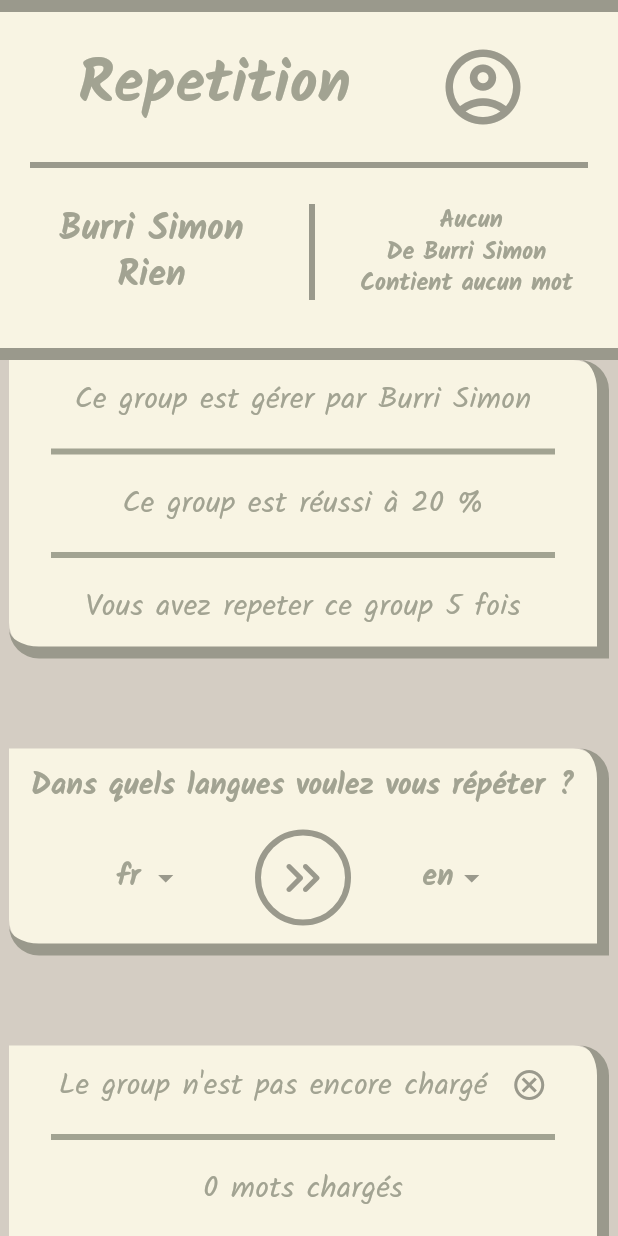
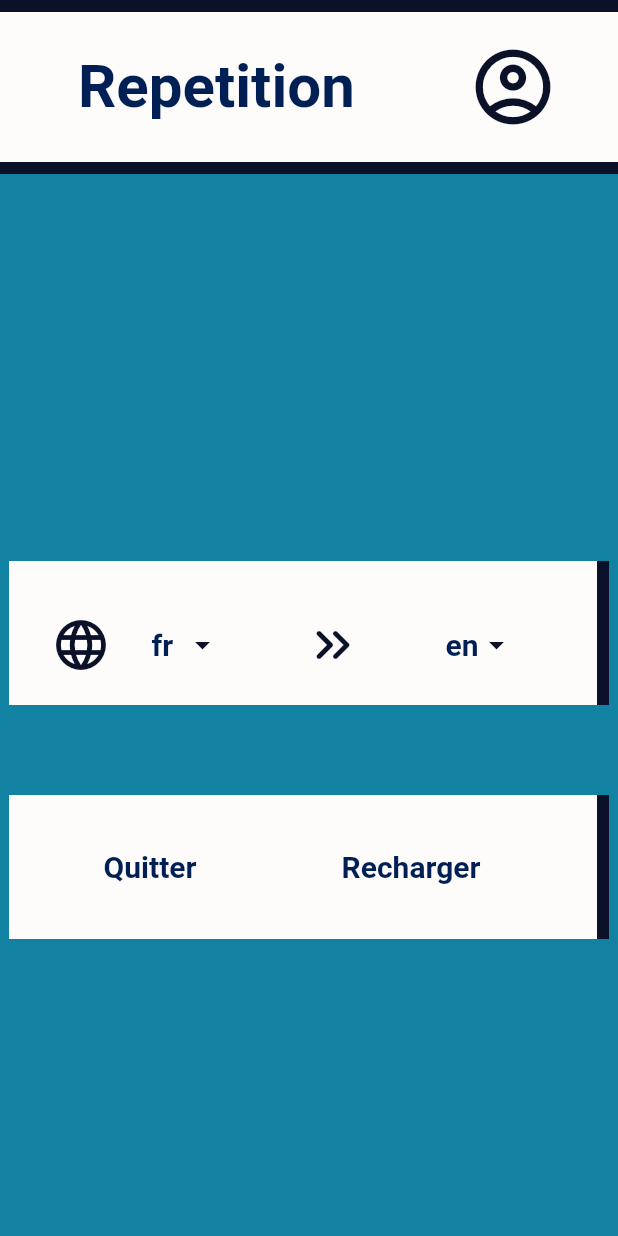
Before and after one commit to RubenLopesDaSilva/voc_app, a Flutter app: the RepetitionScreen screen opened directly with empty values, on a phone screen of 412 x 824 dp. Run offline on Flutter 3.47's test engine with Material 3 defaults, Android fonts, the phone set to English and light mode, and no system bars; our stand-ins replace dio, flutter_card_swiper, flutter_riverpod, flutter_secure_storage, go_router, google_fonts and 2 more; missing offline and left inert: flutter_flip_card, primer_progress_bar; accounts and stored records are empty; network calls fail; Roboto replaces fonts that are missing (Geologica).

Commit message:
Update 15:32 17.12.2025

```diff
--- a/lib/src/common/theme/theme.dart
+++ b/lib/src/common/theme/theme.dart
@@ -7,9 +7,9 @@ import 'package:voc_app/src/common/constants/sizes.dart';
 //   static const Color black = Colors.black;
 //   static const Color primaryColor = Color.fromARGB(255, 238, 155, 0);
 //   static const Color primaryAccent = Color.fromARGB(255, 202, 103, 2);
+//   static const Color middleColor = Color.fromARGB(255, 187, 62, 3);
 //   static const Color secondaryColor = Color.fromARGB(255, 174, 32, 18);
 //   static const Color secondaryAccent = Color.fromARGB(255, 155, 34, 26);
-//   static const Color textColor = Color.fromARGB(255, 187, 62, 3);
 // }
 
 // class AppColors {
@@ -18,21 +18,43 @@ import 'package:voc_app/src/common/constants/sizes.dart';
 //   static const Color black = Colors.black;
 //   static const Color primaryColor = Color.fromARGB(255, 217, 237, 146);
 //   static const Color primaryAccent = Color.fromARGB(255, 181, 228, 140);
+//   static const Color middleColor = Color.fromARGB(255, 153, 217, 140);
 //   static const Color secondaryColor = Color.fromARGB(255, 118, 200, 147);
 //   static const Color secondaryAccent = Color.fromARGB(255, 82, 182, 154);
-//   static const Color textColor = Color.fromARGB(255, 153, 217, 140);
+// }
+
+// class AppColors {
+//   static const Color white = Colors.white;
+//   static const Color grey = Colors.grey;
+//   static const Color black = Colors.black;
+//   static const Color primaryColor = Color.fromARGB(255, 254, 252, 251);
+//   static const Color primaryAccent = Color.fromARGB(255, 18, 130, 162);
+//   static const Color middleColor = Color.fromARGB(255, 3, 64, 120);
+//   static const Color secondaryColor = Color.fromARGB(255, 0, 31, 84);
+//   static const Color secondaryAccent = Color.fromARGB(255, 10, 17, 40);
 // }
 
 class AppColors {
   static const Color white = Colors.white;
   static const Color grey = Colors.grey;
   static const Color black = Colors.black;
-  static const Color primaryColor = Color.fromARGB(255, 248, 244, 227);
-  static const Color primaryAccent = Color.fromARGB(255, 212, 205, 195);
-  static const Color middleColor = Color.fromARGB(255, 213, 208, 205);
-  static const Color secondaryColor = Color.fromARGB(255, 162, 163, 146);
-  static const Color secondaryAccent = Color.fromARGB(255, 154, 153, 140);
+  static const Color primaryColor = Color.fromARGB(255, 254, 252, 251);
+  static const Color primaryAccent = Color.fromARGB(255, 18, 130, 162);
+  static const Color middleColor = Color.fromARGB(255, 3, 64, 120);
+  static const Color secondaryColor = Color.fromARGB(255, 0, 31, 84);
+  static const Color secondaryAccent = Color.fromARGB(255, 10, 17, 40);
 }
+
+// class AppColors {
+//   static const Color white = Colors.white;
+//   static const Color grey = Colors.grey;
+//   static const Color black = Colors.black;
+// static const Color primaryColor = Color.fromARGB(255, 248, 244, 227);
+// static const Color primaryAccent = Color.fromARGB(255, 212, 205, 195);
+// static const Color middleColor = Color.fromARGB(255, 213, 208, 205);
+// static const Color secondaryColor = Color.fromARGB(255, 162, 163, 146);
+// static const Color secondaryAccent = Color.fromARGB(255, 154, 153, 140);
+// }
 
 ThemeData lightTheme = ThemeData(
   brightness: Brightness.light,
--- a/lib/src/common/widgets/info_panel.dart
+++ b/lib/src/common/widgets/info_panel.dart
@@ -3,16 +3,17 @@ import 'package:voc_app/src/common/constants/sizes.dart';
 import 'package:voc_app/src/common/theme/theme.dart';
 
 class InfoPanel extends StatelessWidget {
-  const InfoPanel({this.width, required this.children, super.key});
+  const InfoPanel({this.width, this.height, required this.children, super.key});
 
   final double? width;
+  final double? height;
   final List<Widget> children;
 
   @override
   Widget build(BuildContext context) {
     return Container(
       width: width,
-      height: Sizes.p60,
+      height: height,
       decoration: const BoxDecoration(
         color: AppColors.primaryColor,
         border: Border(
--- a/lib/src/common/widgets/option_panel.dart
+++ b/lib/src/common/widgets/option_panel.dart
@@ -2,10 +2,13 @@ import 'package:flutter/material.dart';
 import 'package:voc_app/src/common/constants/sizes.dart';
 import 'package:voc_app/src/common/theme/theme.dart';
 
+enum Part { Top, Body, Bottom }
+
 class OptionPanel extends StatelessWidget {
-  const OptionPanel({this.width, required this.children, super.key});
+  const OptionPanel({this.width, this.part, required this.children, super.key});
 
   final double? width;
+  final Part? part;
   final List<Widget> children;
 
   @override
@@ -13,21 +16,33 @@ class OptionPanel extends StatelessWidget {
     return Center(
       child: Container(
         width: width,
-        decoration: const BoxDecoration(
+        decoration: BoxDecoration(
           color: AppColors.primaryColor,
           border: Border(
-            right: BorderSide(
+            top: part == Part.Body
+                ? const BorderSide(
+                    color: AppColors.secondaryAccent,
+                    width: Sizes.p2,
+                  )
+                : BorderSide.none,
+            right: const BorderSide(
               color: AppColors.secondaryAccent,
               width: Sizes.p2,
             ),
-            bottom: BorderSide(
-              color: AppColors.secondaryAccent,
-              width: Sizes.p2,
-            ),
+            bottom: part == Part.Bottom || part == Part.Body
+                ? const BorderSide(
+                    color: AppColors.secondaryAccent,
+                    width: Sizes.p2,
+                  )
+                : BorderSide.none,
           ),
           borderRadius: BorderRadius.only(
-            topRight: Radius.circular(20),
-            bottomLeft: Radius.circular(20),
+            topRight: part == Part.Top
+                ? const Radius.circular(20)
+                : Radius.zero,
+            bottomLeft: part == Part.Bottom
+                ? const Radius.circular(20)
+                : Radius.zero,
           ),
         ),
         padding: const EdgeInsets.all(Sizes.p3),
--- a/lib/src/common/widgets/sense_button.dart
+++ b/lib/src/common/widgets/sense_button.dart
@@ -11,10 +11,10 @@ class SenseButton extends StatelessWidget {
   @override
   Widget build(BuildContext context) {
     return Container(
-      decoration: BoxDecoration(
-        border: Border.all(color: AppColors.secondaryAccent, width: Sizes.p1),
-        borderRadius: BorderRadius.circular(40),
-      ),
+      // decoration: BoxDecoration(
+      //   border: Border.all(color: AppColors.secondaryAccent, width: Sizes.p1),
+      //   borderRadius: BorderRadius.circular(40),
+      // ),
       child: IconButton(
         onPressed: onPressed,
         icon: Icon(
--- a/lib/src/common/widgets/styled_button.dart
+++ b/lib/src/common/widgets/styled_button.dart
@@ -1,5 +1,4 @@
 import 'package:flutter/material.dart';
-import 'package:voc_app/src/common/constants/sizes.dart';
 import 'package:voc_app/src/common/theme/theme.dart';
 
 class StyledButton extends StatelessWidget {
@@ -23,19 +22,16 @@ class StyledButton extends StatelessWidget {
   @override
   Widget build(BuildContext context) {
     return Container(
-      decoration: BoxDecoration(
-        border: Border.all(color: AppColors.secondaryAccent, width: Sizes.p1),
-        borderRadius: BorderRadius.circular(40),
-      ),
+      decoration: BoxDecoration(borderRadius: BorderRadius.circular(40)),
       child: TextButton(
         onPressed: onPressed,
         style: onPressed != null
             ? TextButton.styleFrom(
                 foregroundColor: foregroundColor ?? AppColors.secondaryAccent,
-                backgroundColor: backgroundColor ?? AppColors.middleColor,
+                backgroundColor: backgroundColor ?? AppColors.primaryColor,
               )
             : TextButton.styleFrom(
-                backgroundColor: backgroundColor ?? AppColors.middleColor,
+                backgroundColor: backgroundColor ?? AppColors.grey,
               ),
         child: SizedBox(
           width: width,
--- a/lib/src/common/widgets/styled_menu.dart
+++ b/lib/src/common/widgets/styled_menu.dart
@@ -13,6 +13,7 @@ class StyledMenu {
   }) {
     showMenu(
       context: context,
+      color: AppColors.primaryColor,
       shape: RoundedRectangleBorder(
         borderRadius: BorderRadiusGeometry.circular(12),
       ),
--- a/lib/src/common/widgets/styled_text.dart
+++ b/lib/src/common/widgets/styled_text.dart
@@ -21,7 +21,7 @@ class StyledText extends StatelessWidget {
   Widget build(BuildContext context) {
     return Text(
       text,
-      style: GoogleFonts.kalam(
+      style: GoogleFonts.geologica(
         textStyle: Theme.of(
           context,
         ).textTheme.bodyMedium?.copyWith(color: color, fontSize: fontSize),
@@ -52,7 +52,7 @@ class StyledHeadline extends StatelessWidget {
   Widget build(BuildContext context) {
     return Text(
       text,
-      style: GoogleFonts.kalam(
+      style: GoogleFonts.geologica(
         textStyle: Theme.of(
           context,
         ).textTheme.headlineMedium?.copyWith(color: color, fontSize: fontSize),
@@ -83,7 +83,7 @@ class StyledTitle extends StatelessWidget {
   Widget build(BuildContext context) {
     return Text(
       text,
-      style: GoogleFonts.kalam(
+      style: GoogleFonts.geologica(
         textStyle: Theme.of(
           context,
         ).textTheme.titleMedium?.copyWith(color: color, fontSize: fontSize),
--- a/lib/src/features/repetition/presentation/repetition_screen.dart
+++ b/lib/src/features/repetition/presentation/repetition_screen.dart
@@ -203,60 +203,60 @@ class _RepetitionScreenState extends ConsumerState<RepetitionScreen> {
                   gapH5,
                 ],
               ),
-              gapW10,
+              gapW5,
             ],
           ),
-          gapH4,
-          const StyledDivider(spacement: 0),
-          gapH4,
-          Row(
-            children: [
-              Expanded(
-                child: Center(
-                  child: Column(
-                    children: [
-                      StyledHeadline(
-                        'Burri Simon'.hardcoded,
-                        fontSize: Sizes.p6,
-                      ),
-                      const StyledHeadline('Rien', fontSize: Sizes.p6),
-                    ],
-                  ),
-                ),
-              ),
-              gapW4,
-              const SizedBox(
-                height: Sizes.p20,
-                child: StyledDivider(horizontal: false, spacement: 0),
-              ),
-              gapW4,
-              Expanded(
-                child: Center(
-                  child: Column(
-                    children: [
-                      StyledHeadline(
-                        ' ${group?.name ?? 'Aucun'.hardcoded}'.hardcoded,
-                        fontSize: Sizes.p4,
-                      ),
-                      StyledHeadline(
-                        'De Burri Simon'.hardcoded,
-                        fontSize: Sizes.p4,
-                      ),
-                      StyledHeadline(
-                        'Contient ${groupLength > 1
-                                ? '$groupLength mots'
-                                : groupLength == 1
-                                ? 'un mot'
-                                : 'aucun mot'}'
-                            .hardcoded,
-                        fontSize: Sizes.p4,
-                      ),
-                    ],
-                  ),
-                ),
-              ),
-            ],
-          ),
+          // gapH4,
+          // const StyledDivider(spacement: 0),
+          // gapH4,
+          // Row(
+          //   children: [
+          //     Expanded(
+          //       child: Center(
+          //         child: Column(
+          //           children: [
+          //             StyledHeadline(
+          //               'Burri Simon'.hardcoded,
+          //               fontSize: Sizes.p6,
+          //             ),
+          //             const StyledHeadline('Rien', fontSize: Sizes.p6),
+          //           ],
+          //         ),
+          //       ),
+          //     ),
+          //     gapW4,
+          //     const SizedBox(
+          //       height: Sizes.p20,
+          //       child: StyledDivider(horizontal: false, spacement: 0),
+          //     ),
+          //     gapW4,
+          //     Expanded(
+          //       child: Center(
+          //         child: Column(
+          //           children: [
+          //             StyledHeadline(
+          //               ' ${group?.name ?? 'Aucun'.hardcoded}'.hardcoded,
+          //               fontSize: Sizes.p4,
+          //             ),
+          //             StyledHeadline(
+          //               'De Burri Simon'.hardcoded,
+          //               fontSize: Sizes.p4,
+          //             ),
+          //             StyledHeadline(
+          //               'Contient ${groupLength > 1
+          //                       ? '$groupLength mots'
+          //                       : groupLength == 1
+          //                       ? 'un mot'
+          //                       : 'aucun mot'}'
+          //                   .hardcoded,
+          //               fontSize: Sizes.p4,
+          //             ),
+          //           ],
+          //         ),
+          //       ),
+          //     ),
+          //   ],
+          // ),
         ],
       ),
     ];
@@ -265,47 +265,52 @@ class _RepetitionScreenState extends ConsumerState<RepetitionScreen> {
       case RepetitionState.begin:
         children.addAll([
           expandH4,
-          OptionPanel(
-            width: Sizes.p100,
-            children: [
-              StyledText(
-                'Ce group est gérer par Burri Simon'.hardcoded,
-                fontSize: Sizes.p5,
-              ),
-              const StyledDivider(
-                color: AppColors.secondaryColor,
-                spacement: Sizes.p10,
-                indent: Sizes.p4,
-                endIndent: Sizes.p4,
-              ),
-              StyledText(
-                'Ce group est réussi à 20 %'.hardcoded,
-                fontSize: Sizes.p5,
-              ),
-              const StyledDivider(
-                color: AppColors.secondaryColor,
-                spacement: Sizes.p10,
-                indent: Sizes.p4,
-                endIndent: Sizes.p4,
-              ),
-              StyledText(
-                'Vous avez repeter ce group 5 fois'.hardcoded,
-                fontSize: Sizes.p5,
-              ),
-            ],
-          ),
+          // OptionPanel(
+          //   width: Sizes.p100,
+          //   children: [
+          //     StyledText(
+          //       'Ce group est gérer par Burri Simon'.hardcoded,
+          //       fontSize: Sizes.p5,
+          //     ),
+          //     const StyledDivider(
+          //       color: AppColors.secondaryColor,
+          //       spacement: Sizes.p10,
+          //       indent: Sizes.p4,
+          //       endIndent: Sizes.p4,
+          //     ),
+          //     StyledText(
+          //       'Ce group est réussi à 20 %'.hardcoded,
+          //       fontSize: Sizes.p5,
+          //     ),
+          //     const StyledDivider(
+          //       color: AppColors.secondaryColor,
+          //       spacement: Sizes.p10,
+          //       indent: Sizes.p4,
+          //       endIndent: Sizes.p4,
+          //     ),
+          //     StyledText(
+          //       'Vous avez repeter ce group 5 fois'.hardcoded,
+          //       fontSize: Sizes.p5,
+          //     ),
+          //   ],
+          // ),
           gapH15,
           OptionPanel(
             width: Sizes.p100,
             children: [
-              StyledHeadline(
-                'Dans quels langues voulez vous répéter ?'.hardcoded,
-                fontSize: Sizes.p5,
-              ),
+              // StyledHeadline(
+              //   'Dans quels langues voulez vous répéter ?'.hardcoded,
+              //   fontSize: Sizes.p5,
+              // ),
               gapH4,
               Row(
                 mainAxisAlignment: MainAxisAlignment.center,
                 children: [
+                  const Icon(
+                    Icons.language,
+                    color: AppColors.secondaryAccent,
+                    size: Sizes.p10,
+                  ),
                   StyledDropdown(
                     width: 100,
                     height: 40,
@@ -343,35 +348,36 @@ class _RepetitionScreenState extends ConsumerState<RepetitionScreen> {
           OptionPanel(
             width: Sizes.p100,
             children: [
-              Row(
-                mainAxisSize: MainAxisSize.min,
-                children: [
-                  StyledText(
-                    group != null
-                        ? 'Le group est chargé'.hardcoded
-                        : 'Le group n\'est pas encore chargé'.hardcoded,
-                    fontSize: Sizes.p5,
-                  ),
-                  gapW4,
-                  StyledCheck(group != null),
-                ],
-              ),
-              const StyledDivider(
-                color: AppColors.secondaryColor,
-                spacement: Sizes.p10,
-                indent: Sizes.p4,
-                endIndent: Sizes.p4,
-              ),
-              StyledText(
-                '${words.length} mots chargés'.hardcoded,
-                fontSize: Sizes.p5,
-              ),
-              const StyledDivider(
-                color: AppColors.secondaryColor,
-                spacement: Sizes.p10,
-                indent: Sizes.p4,
-                endIndent: Sizes.p4,
-              ),
+              // Row(
+              //   mainAxisSize: MainAxisSize.min,
+              //   children: [
+              //     StyledText(
+              //       group != null
+              //           ? 'Le group est chargé'.hardcoded
+              //           : 'Le group n\'est pas encore chargé'.hardcoded,
+              //       fontSize: Sizes.p5,
+              //     ),
+              //     gapW4,
+              //     StyledCheck(group != null),
+              //   ],
+              // ),
+              // const StyledDivider(
+              //   color: AppColors.secondaryColor,
+              //   spacement: Sizes.p10,
+              //   indent: Sizes.p4,
+              //   endIndent: Sizes.p4,
+              // ),
+              // StyledText(
+              //   '${words.length} mots chargés'.hardcoded,
+              //   fontSize: Sizes.p5,
+              // ),
+              // const StyledDivider(
+              //   color: AppColors.secondaryColor,
+              //   spacement: Sizes.p10,
+              //   indent: Sizes.p4,
+              //   endIndent: Sizes.p4,
+              // ),
+              gapH3,
               Row(
                 mainAxisAlignment: MainAxisAlignment.center,
                 children: [
@@ -403,7 +409,6 @@ class _RepetitionScreenState extends ConsumerState<RepetitionScreen> {
                         ),
                 ],
               ),
-
               gapH3,
             ],
           ),
@@ -523,35 +528,36 @@ class _RepetitionScreenState extends ConsumerState<RepetitionScreen> {
       case RepetitionState.end:
         children.addAll([
           expandH4,
+          // OptionPanel(
+          //   width: Sizes.p100,
+          //   children: [
+          //     gapH3,
+          //     StyledHeadline(
+          //       'Vous connaissez ${(100 * repetition.knownCount / repetition.usingCount).round()} % des ${repetition.usingCount} mots'
+          //           .hardcoded,
+          //     ),
+          //     gapH6,
+          //     StyledButton(
+          //       width: Sizes.p60,
+          //       height: Sizes.p10,
+          //       onPressed: repetition.index < wordsToUse.length
+          //           ? () {
+          //               repetition = repetition.changeState(
+          //                 RepetitionState.process,
+          //               );
+          //               setState(() {});
+          //             }
+          //           : null,
+          //       child: StyledHeadline(
+          //         'Retour à la repetition actuelle'.hardcoded,
+          //       ),
+          //     ),
+          //   ],
+          // ),
+          // gapH6,
           OptionPanel(
             width: Sizes.p100,
-            children: [
-              gapH3,
-              StyledHeadline(
-                'Vous connaissez ${(100 * repetition.knownCount / repetition.usingCount).round()} % des ${repetition.usingCount} mots'
-                    .hardcoded,
-              ),
-              gapH6,
-              StyledButton(
-                width: Sizes.p60,
-                height: Sizes.p10,
-                onPressed: repetition.index < wordsToUse.length
-                    ? () {
-                        repetition = repetition.changeState(
-                          RepetitionState.process,
-                        );
-                        setState(() {});
-                      }
-                    : null,
-                child: StyledHeadline(
-                  'Retour à la repetition actuelle'.hardcoded,
-                ),
-              ),
-            ],
-          ),
-          gapH6,
-          OptionPanel(
-            width: Sizes.p100,
+            part: Part.Top,
             children: [
               gapH3,
               StyledHeadline(
@@ -566,9 +572,10 @@ class _RepetitionScreenState extends ConsumerState<RepetitionScreen> {
               ),
             ],
           ),
-          gapH6,
+          // gapH15,
           OptionPanel(
             width: Sizes.p100,
+            part: Part.Body,
             children: [
               gapH3,
               StyledHeadline(
@@ -588,13 +595,14 @@ class _RepetitionScreenState extends ConsumerState<RepetitionScreen> {
               ),
             ],
           ),
-          gapH6,
+          // gapH15,
           OptionPanel(
             width: Sizes.p100,
+            part: Part.Bottom,
             children: [
               gapH3,
-              StyledHeadline('Vous avez répétez cette liste 20 fois'.hardcoded),
-              gapH6,
+              // StyledHeadline('Vous avez répétez cette liste 20 fois'.hardcoded),
+              // gapH6,
               StyledButton(
                 width: Sizes.p50,
                 height: Sizes.p10,
```
Also changed, not shown: lib/src/features/dashboard/presentation/home_screen.dart (added, +45 -0 lines), lib/src/features/repetition/presentation/repetitions_screen.dart (+48 -48 lines), lib/src/features/users/presentation/widgets/login_screen.dart (+7 -15 lines), lib/src/navigation/navigation.dart (+6 -1 lines).
